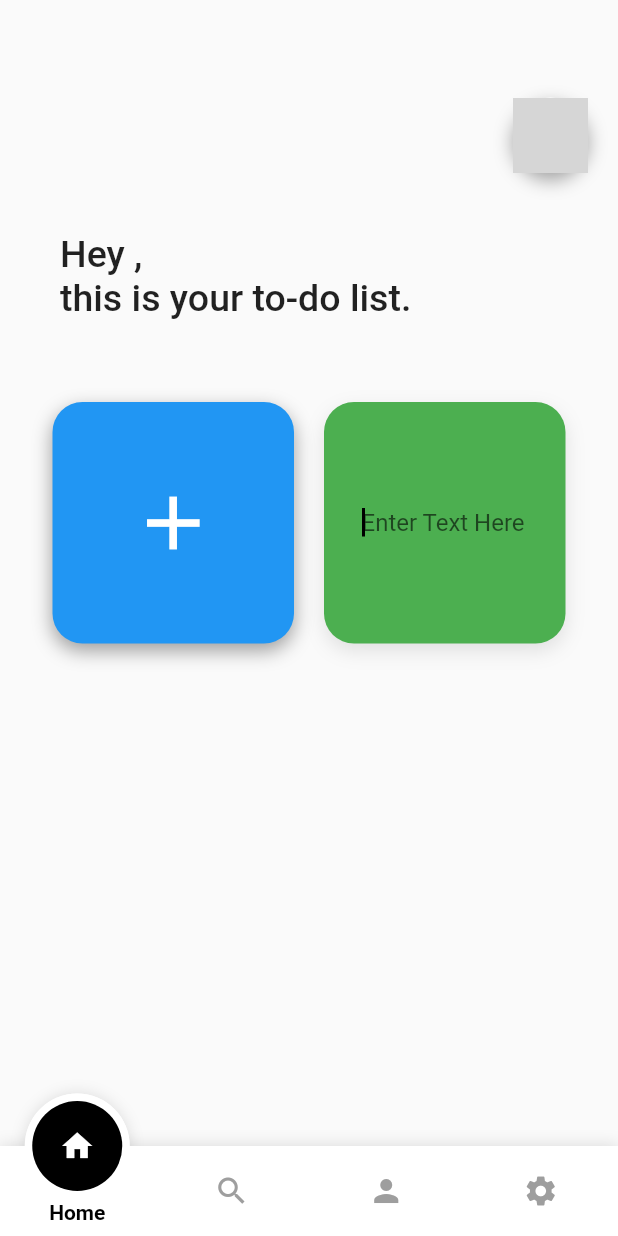
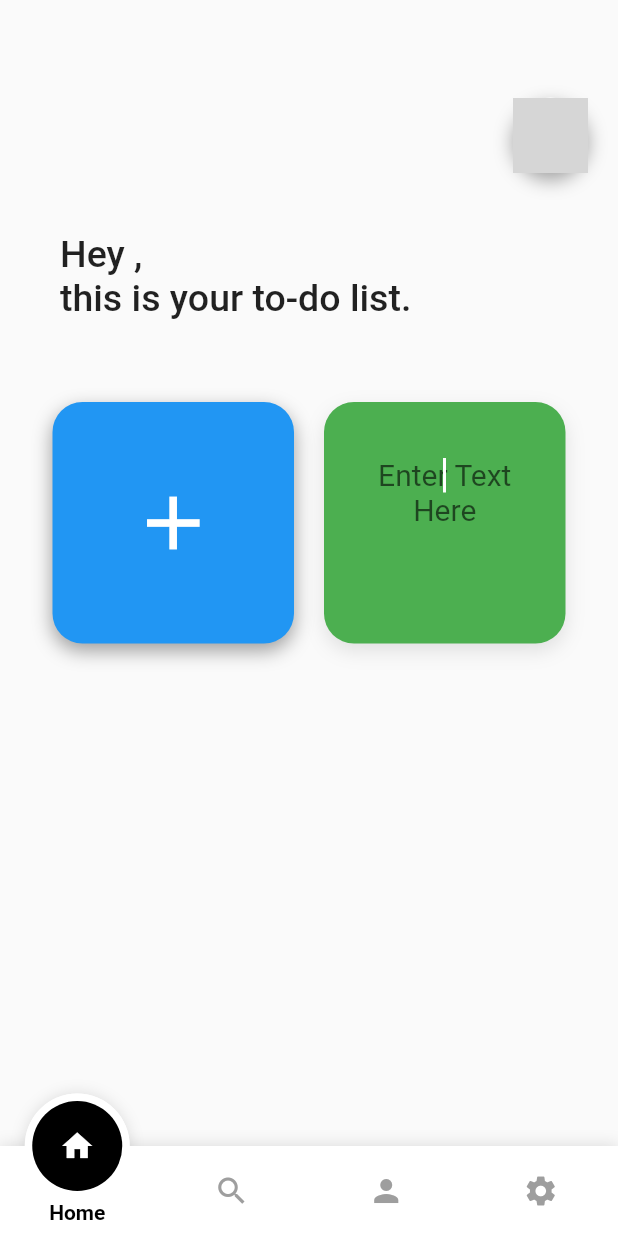
Before and after one commit to sauldesigns/Produ-Task, a Flutter app: the screen it shows once a user with an empty profile is signed in, after a tap on the "add" icon, on a phone screen of 412 x 824 dp. Run offline on Flutter 3.47's test engine with Material 2 defaults, Android fonts, the phone set to English and light mode, and no system bars; drawn by our look-alikes of fancy_bottom_navigation; our stand-ins replace cloud_firestore, connectivity, email_validator, firebase_auth, firebase_storage, flushbar and 2 more; accounts and stored records are empty; network calls fail; statements that could not run were skipped; grey boxes are pictures that could not be loaded.

Commit message:
added ability to see category tasks, still many bugs

```diff
--- a/lib/main.dart
+++ b/lib/main.dart
@@ -6,6 +6,7 @@ import 'package:book_read/pages/login.dart';
 import 'package:book_read/pages/new_task.dart';
 import 'package:book_read/pages/root_page.dart';
 import 'package:book_read/pages/sign_up.dart';
+import 'package:book_read/pages/tasks_page.dart';
 import 'package:book_read/services/auth.dart';
 import 'package:book_read/services/connectivity.dart';
 import 'package:flutter/material.dart';
@@ -52,6 +53,7 @@ class MyApp extends StatelessWidget {
               ),
           '/editprofile': (context) => EditProfilePage(),
           '/new_task': (context) => NewTaskPage(),
+          '/tasks_page': (context) => TasksPage(),
         },
       ),
     );
--- /dev/null
+++ b/lib/models/task.dart
@@ -0,0 +1,36 @@
+import 'package:cloud_firestore/cloud_firestore.dart';
+
+class Task {
+  final String id;
+  final String title;
+  final Timestamp createdAt;
+  final String coverImg;
+  final String catUid;
+  final bool complete;
+  final bool done;
+  final int color;
+
+  Task(
+      {this.id,
+      this.title,
+      this.catUid,
+      this.complete,
+      this.color,
+      this.createdAt,
+      this.coverImg,
+      this.done});
+
+  factory Task.fromFirestore(DocumentSnapshot doc) {
+    Map data = doc.data;
+
+    return Task(
+        id: doc.documentID,
+        title: data['content'] ?? '',
+        createdAt: data['createdat'],
+        coverImg: data['cover_img'] ?? '',
+        done: data['done'],
+        complete: data['complete'],
+        catUid: data['cat_uid'],
+        color: data['color']);
+  }
+}
--- a/lib/ui/category_textfield.dart
+++ b/lib/ui/category_textfield.dart
@@ -32,8 +32,15 @@ class _TaskTextFieldState extends State<TaskTextField> {
     return TextField(
       controller: _textEditingController,
       autofocus: true,
-      cursorColor: Colors.black,
+      textAlign: TextAlign.center,
+      style: TextStyle(
+        color: Colors.white,
+        fontSize: 20,
+      ),
+      cursorColor: Colors.white,
+      maxLines: 4,
       textCapitalization: TextCapitalization.sentences,
+      keyboardType: TextInputType.text,
       decoration: InputDecoration(
           border: InputBorder.none,
           hasFloatingPlaceholder: false,
```
Also changed, not shown: lib/home_tabs/home.dart (+22 -34 lines), lib/pages/tasks_page.dart (+94 -4 lines), lib/services/database.dart (+9 -0 lines).
